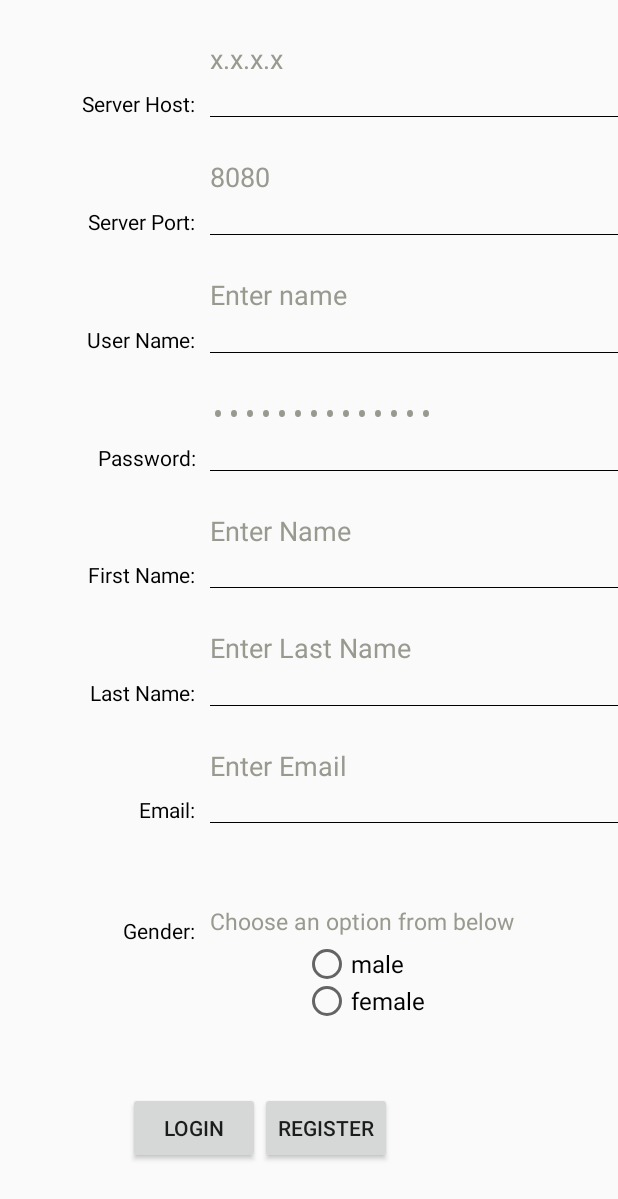
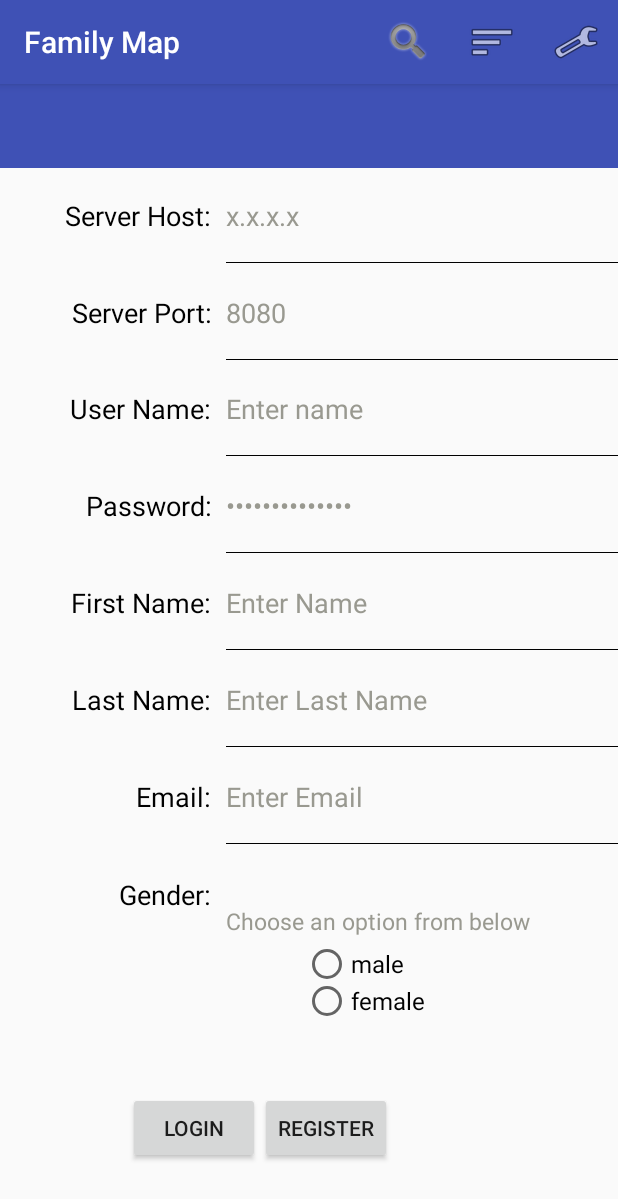
Before and after one commit to alexis-fisher/FM, an Android app: the screen it shows after launch (MainActivity), on a phone screen of 412 x 824 dp. Shown: the top 1199 px of the screen. Run offline under Robolectric (Android 15) with nearby library versions, the light colour scheme and no system bars.

Commit message:
Action bar setup

```diff
--- a/app/build.gradle
+++ b/app/build.gradle
@@ -27,5 +27,7 @@
     compile project(path: ':serverCode')
     compile 'com.android.support:appcompat-v7:25.1.0'
     compile 'com.google.android.gms:play-services-maps:10.2.1'
+    compile 'com.joanzapata.android:android-iconify:1.0.9'
+    compile 'com.android.support:support-v4:25.3.1'
     testCompile 'junit:junit:4.12'
 }
--- a/app/src/main/java/com/example/alyx/controller/MainActivity.java
+++ b/app/src/main/java/com/example/alyx/controller/MainActivity.java
@@ -5,17 +5,26 @@
 import android.support.v4.app.Fragment;
 import android.support.v4.app.FragmentActivity;
 import android.support.v4.app.FragmentManager;
+import android.support.v7.app.AppCompatActivity;
+import android.support.v7.widget.Toolbar;
+import android.view.Menu;
 
 import com.example.alyx.server.R;
 
 
-public class MainActivity extends FragmentActivity {
-
+public class MainActivity extends AppCompatActivity {
 
     @Override
     protected void onCreate(Bundle savedInstanceState) {
         super.onCreate(savedInstanceState);
         setContentView(R.layout.activity_main);
+
+        // Find the toolbar view inside the activity layout
+        Toolbar toolbar = (Toolbar) findViewById(R.id.toolbar);
+        // Sets the Toolbar to act as the ActionBar for this Activity window.
+        // Make sure the toolbar exists in the activity and is not null
+//        setSupportActionBar(toolbar);
+
 
         FragmentManager fm = getSupportFragmentManager();
         Fragment loginFragment = fm.findFragmentById(R.id.fragment_container);
@@ -29,6 +38,15 @@
 
     }
 
+    // Menu icons are inflated just as they were with actionbar
+    @Override
+    public boolean onCreateOptionsMenu(Menu menu) {
+        super.onCreateOptionsMenu(menu);
+        // Inflate the menu; this adds items to the action bar if it is present.
+        getMenuInflater().inflate(R.menu.menu_main, menu);
+        return true;
+    }
+
     public void loginComplete() {
 //        Fragment mapFragment = new MapsFragment();
 //        fm.beginTransaction().add(R.id.fragment_container,mapFragment).commit();
--- a/app/src/main/res/layout/activity_main.xml
+++ b/app/src/main/res/layout/activity_main.xml
@@ -1,5 +1,22 @@
 <?xml version="1.0" encoding="utf-8"?>
-<FrameLayout xmlns:android="http://schemas.android.com/apk/res/android"
-    android:id="@+id/fragment_container"
+<LinearLayout xmlns:android="http://schemas.android.com/apk/res/android"
+    xmlns:app="http://schemas.android.com/apk/res-auto"
     android:layout_width="match_parent"
-    android:layout_height="match_parent"/>
+    android:layout_height="match_parent"
+    android:orientation="vertical"
+    android:fitsSystemWindows="true">
+
+    <android.support.v7.widget.Toolbar
+        android:id="@+id/toolbar"
+        android:minHeight="?attr/actionBarSize"
+        android:layout_width="match_parent"
+        android:layout_height="wrap_content"
+        app:titleTextColor="@android:color/white"
+        android:background="?attr/colorPrimary">
+    </android.support.v7.widget.Toolbar>
+
+    <FrameLayout
+        android:id="@+id/fragment_container"
+        android:layout_width="match_parent"
+        android:layout_height="match_parent"/>
+</LinearLayout>
--- a/app/src/main/res/layout/activity_map.xml
+++ b/app/src/main/res/layout/activity_map.xml
@@ -1,5 +1,6 @@
 <?xml version="1.0" encoding="utf-8"?>
 <LinearLayout xmlns:android="http://schemas.android.com/apk/res/android"
+    android:id="@+id/activity_main"
     android:layout_width="fill_parent"
     android:layout_height="fill_parent"
     android:orientation="vertical" >
--- a/app/src/main/res/layout/fragment_login.xml
+++ b/app/src/main/res/layout/fragment_login.xml
@@ -1,7 +1,8 @@
 <LinearLayout xmlns:android="http://schemas.android.com/apk/res/android"
+    xmlns:tools="http://schemas.android.com/tools"
     android:orientation="vertical"
-    android:layout_width="match_parent"
-    android:layout_height="match_parent">
+    android:layout_width="fill_parent"
+    android:layout_height="fill_parent">
 
     <GridLayout
         android:layout_width="match_parent"
@@ -13,7 +14,8 @@
         <TextView
             android:text="@string/serverHost"
             android:textColor="#000000"
-            android:gravity="right|bottom"
+            android:gravity="right|center"
+            android:textSize="18sp"
             android:paddingRight="10dp"
             android:id="@+id/serverHostText"
             android:layout_row="0"
@@ -24,7 +26,8 @@
         <TextView
             android:text="@string/serverPort"
             android:id="@+id/serverPortText"
-            android:gravity="right|bottom"
+            android:gravity="right|center"
+            android:textSize="18sp"
             android:paddingRight="10dp"
             android:textColor="#000000"
             android:layout_row="1"
@@ -36,7 +39,8 @@
             android:text="@string/userName"
             android:id="@+id/userNameText"
             android:textColor="#000000"
-            android:gravity="right|bottom"
+            android:gravity="right|center"
+            android:textSize="18sp"
             android:paddingRight="10dp"
             android:layout_row="2"
             android:layout_column="0"
@@ -47,7 +51,8 @@
             android:text="@string/password"
             android:id="@+id/passwordText"
             android:textColor="#000000"
-            android:gravity="right|bottom"
+            android:gravity="right|center"
+            android:textSize="18sp"
             android:paddingRight="10dp"
             android:layout_row="3"
             android:layout_column="0"
@@ -58,7 +63,8 @@
             android:text="@string/firstNameLogin"
             android:id="@+id/firstNameText"
             android:textColor="#000000"
-            android:gravity="right|bottom"
+            android:gravity="right|center"
+            android:textSize="18sp"
             android:paddingRight="10dp"
             android:layout_row="4"
             android:layout_column="0"
@@ -69,7 +75,8 @@
             android:text="@string/lastNameLogin"
             android:id="@+id/lastNameText"
             android:textColor="#000000"
-            android:gravity="right|bottom"
+            android:gravity="right|center"
+            android:textSize="18sp"
             android:paddingRight="10dp"
             android:layout_row="5"
             android:layout_column="0"
@@ -80,7 +87,8 @@
             android:text="@string/email"
             android:id="@+id/emailText"
             android:textColor="#000000"
-            android:gravity="right|bottom"
+            android:gravity="right|center"
+            android:textSize="18sp"
             android:paddingRight="10dp"
             android:layout_row="6"
             android:layout_column="0"
@@ -91,7 +99,8 @@
             android:text="@string/genderLogin"
             android:id="@+id/genderText"
             android:textColor="#000000"
-            android:gravity="right|bottom"
+            android:gravity="right|center"
+            android:textSize="18sp"
             android:paddingRight="10dp"
             android:layout_row="7"
             android:layout_column="0"
--- /dev/null
+++ b/app/src/main/res/menu/menu_main.xml
@@ -0,0 +1,23 @@
+<?xml version="1.0" encoding="utf-8"?>
+<menu xmlns:android="http://schemas.android.com/apk/res/android"
+    xmlns:app="http://schemas.android.com/apk/res-auto">
+    <item
+        android:id="@+id/miSearch"
+        android:icon="@android:drawable/ic_search_category_default"
+        app:showAsAction="ifRoom"
+        android:title="Compose">
+    </item>
+    <item
+        android:id="@+id/miFilter"
+        android:icon="@android:drawable/ic_menu_sort_by_size"
+        app:showAsAction="ifRoom|withText"
+        android:title="Profile">
+    </item>
+    <item
+        android:id="@+id/miSettings"
+        android:icon="@android:drawable/ic_menu_preferences"
+        app:showAsAction="ifRoom|withText"
+        android:title="Profile">
+    </item>
+
+</menu>
--- a/app/src/main/res/values/strings.xml
+++ b/app/src/main/res/values/strings.xml
@@ -69,6 +69,12 @@
     <string name="lastName">LAST NAME</string>
     <string name="gender">GENDER</string>
     <string name="title_activity_maps">Map</string>
+    <string name="title_activity_person">Person</string>
+    <string name="title_activity_filter">Filter</string>
+    <string name="title_activity_settings">Settings</string>
     <string name="title_activity_map">Map</string>
 
+    <!-- TODO: Remove or change this placeholder text -->
+    <string name="hello_blank_fragment">Hello blank fragment</string>
+
 </resources>
```
Also changed, not shown: app/src/main/AndroidManifest.xml (+14 -3 lines), app/src/main/java/com/example/alyx/controller/MapActivity.java (+25 -14 lines), app/src/main/java/com/example/alyx/controller/MapFragment.java (added, +109 -0 lines), app/src/main/java/com/example/alyx/controller/PersonActivity.java (+10 -5 lines), app/src/main/java/com/example/alyx/controller/TestActivity.java (deleted, +0 -8 lines), app/src/main/res/layout/fragment_map.xml (added, +13 -0 lines), app/src/main/res/menu/fragment_map.xml (added, +10 -0 lines), 1 other file.
